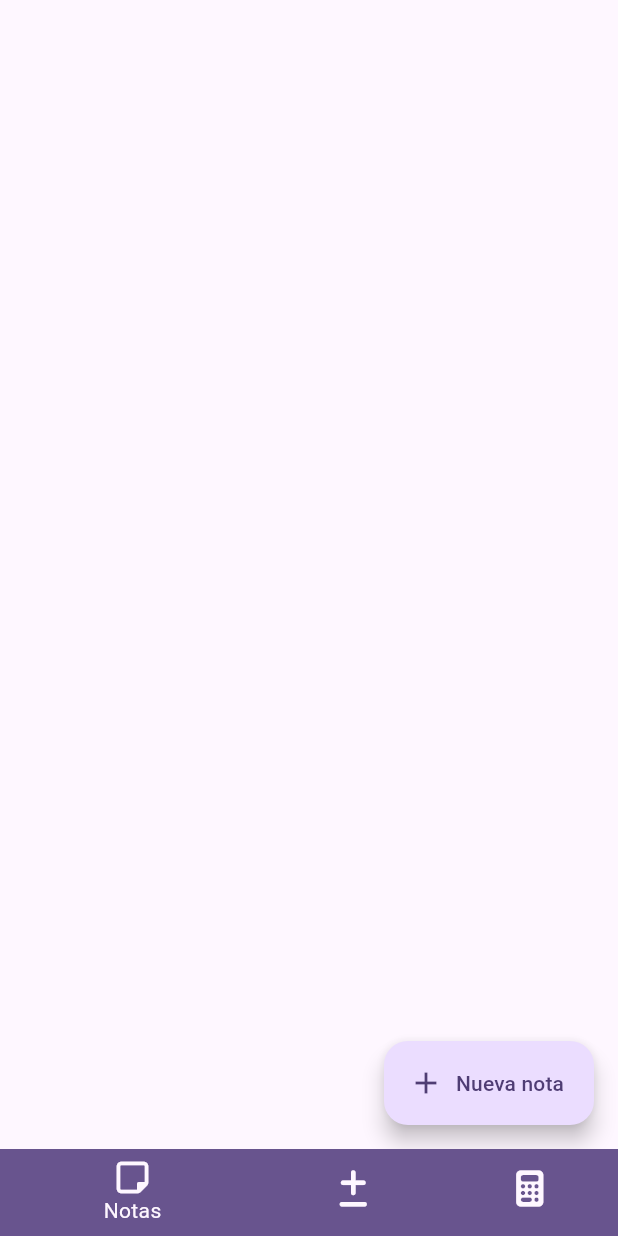
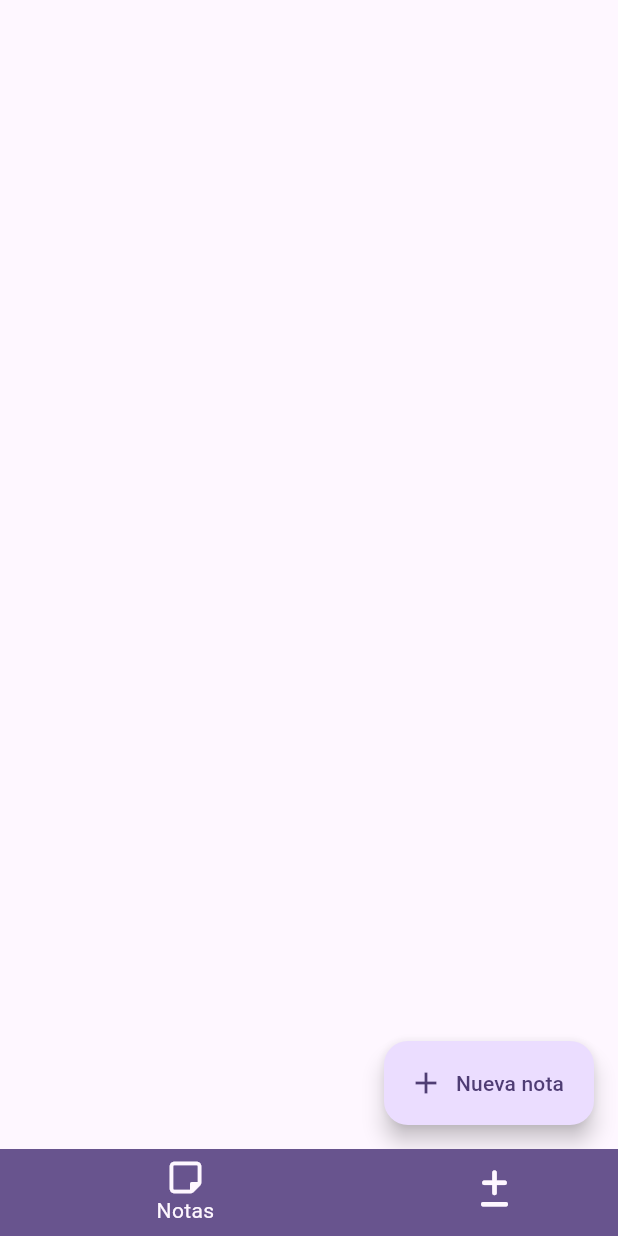
Before and after one commit to enekor/BTools, a Flutter app: the screen it shows after launch, on a phone screen of 412 x 824 dp. Run offline on Flutter 3.47's test engine with Material 3 defaults, Android fonts, the light colour scheme and no system bars; our stand-ins replace fluttertoast, font_awesome_flutter, image_picker.

Commit message:
calculadora oculta para release

```diff
--- a/lib/viewWidgets/homeWidgets.dart
+++ b/lib/viewWidgets/homeWidgets.dart
@@ -17,11 +17,11 @@ Widget bottomBar({required Function(int) onChange, required ThemeData theme, req
       label: "Contadores",
       backgroundColor: theme.primaryColor
     ),
-    BottomNavigationBarItem(
+    /*BottomNavigationBarItem(
       icon: const FaIcon(FontAwesomeIcons.calculator),
       label: "Calculadora",
       backgroundColor: theme.primaryColor
-    ),
+    ),*/
   ],
   onTap: onChange,
   showSelectedLabels: true,
```
